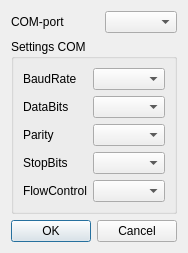
Before: the Qt Designer form dialogsettingscom.ui in Neitron-byte/MSGET89, drawn with Qt 5.
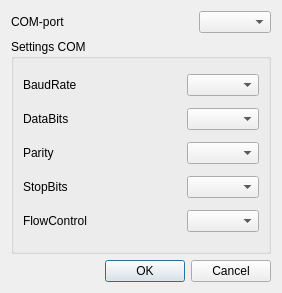
After: the same form once the commit is applied.

The edit to the form file:
```diff
--- a/dialogsettingscom.ui
+++ b/dialogsettingscom.ui
@@ -6,8 +6,8 @@
    <rect>
     <x>0</x>
     <y>0</y>
-    <width>182</width>
-    <height>244</height>
+    <width>282</width>
+    <height>293</height>
    </rect>
   </property>
   <property name="windowTitle">
```
